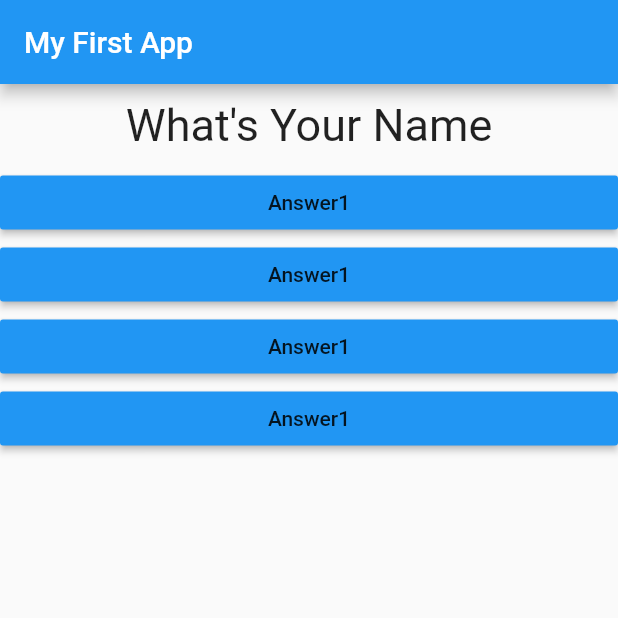
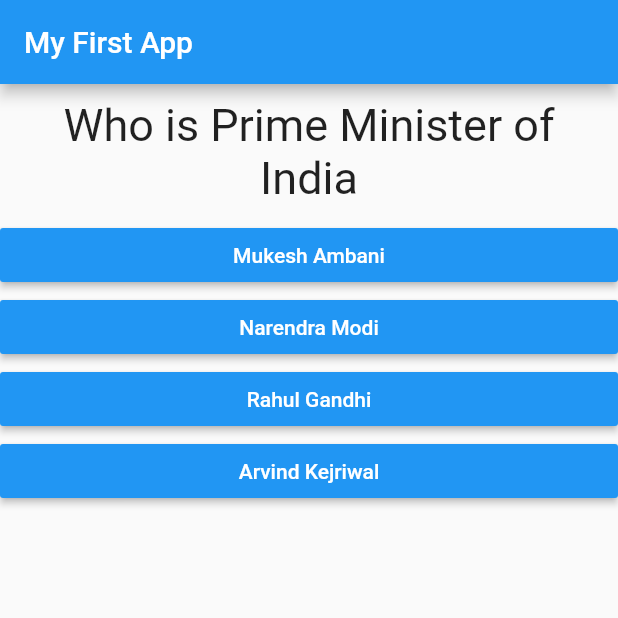
Before and after one commit to mayank8200/Quiz-App---Flutter, a Flutter app: the screen it shows after launch, on a phone screen of 412 x 824 dp, the top half of it. Run offline on Flutter 3.47's test engine with Material 2 defaults, Android fonts, the phone set to English and light mode, and no system bars.

Commit message:
Added Dynamic Options fetching and used map for question and answers

```diff
--- a/lib/answer.dart
+++ b/lib/answer.dart
@@ -2,12 +2,14 @@ import 'package:flutter/material.dart';
 
 class Answer extends StatelessWidget {
   final Function selectHandler;
-  Answer(this.selectHandler);
+  final String answerText;
+  Answer(this.selectHandler,this.answerText);
   @override
   Widget build(BuildContext context) {
     return Container(
       width: double.infinity,
-      child: RaisedButton(color: Colors.blue,child: Text("Answer1"), onPressed: selectHandler),
+      child: RaisedButton(color: Colors.blue,
+      child: Text(answerText),textColor: Colors.white ,onPressed: selectHandler),
     );
   }
 }
--- a/lib/main.dart
+++ b/lib/main.dart
@@ -22,7 +22,30 @@ class _MyAppState extends State<MyApp> {
     print(_i);
   }
 
-  var _questions = ["What's Your Name", "What's Your fav color","What's your fav game","Who r u"];
+  var _questions = [
+    {
+      'questionText': "Who is Prime Minister of India",
+      'options': [
+        "Mukesh Ambani",
+        "Narendra Modi",
+        "Rahul Gandhi",
+        "Arvind Kejriwal"
+      ],
+    },
+    {
+      'questionText': "Who is known as the Turbanator",
+      'options': [
+        "Sachin Tendulkar",
+        "Virat Kohli",
+        "Harbhajan Singh",
+        "M.S. Dhoni"
+      ],
+    },
+    {
+      'questionText': "What is Capital of India",
+      'options': ['Gujarat', "New Delhi", "Mumbai", "Bihar"],
+    }
+  ];
   @override
   Widget build(BuildContext context) {
     return MaterialApp(
@@ -32,11 +55,10 @@ class _MyAppState extends State<MyApp> {
         ),
         body: Column(
           children: [
-            Question(_questions[_i]),
-            Answer(_clicked),
-            Answer(_clicked),
-            Answer(_clicked),
-            Answer(_clicked)
+            Question(_questions[_i]['questionText']),
+            ...(_questions[_i]['options'] as List<String>).map((option) {
+              return (Answer(_clicked, option));
+            })
           ],
         ),
       ),
```
